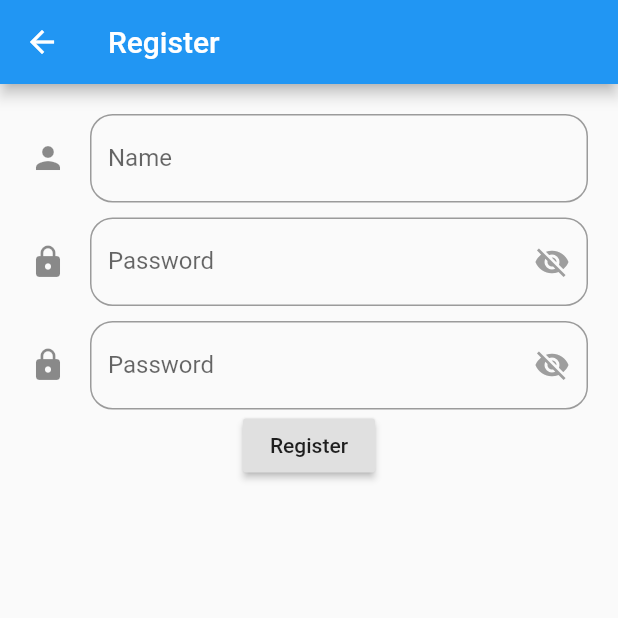
After one commit to mutiakk/FoodyBag, a Flutter app: the screen it shows after launch, after a tap on "Register Yok", on a phone screen of 412 x 824 dp, the top half of it. The commit adds this screen. Run offline on Flutter 3.47's test engine with Material 2 defaults, Android fonts, the phone set to English and light mode, and no system bars; our stand-ins replace shared_preferences; network calls fail.

Commit message:
login and register

```diff
--- /dev/null
+++ b/lib/api.dart
@@ -0,0 +1,10 @@
+class Env{
+  String baseURL="http://localhost:3000";
+
+  Uri postLoginCustomer() {
+    return Uri.parse(baseURL + "/api/login");
+  }
+  Uri postRegistCustomer() {
+    return Uri.parse(baseURL + "/api/sign-up");
+  }
+}
--- a/lib/main.dart
+++ b/lib/main.dart
@@ -1,7 +1,6 @@
-import 'package:cubaapi/screen/desc_food.dart';
+import 'package:cubaapi/screen/login_screen.dart';
 import 'package:flutter/material.dart';
 import 'package:provider/provider.dart';
-
 import 'model_api/food_calculate.dart';
 import 'screen/home_screen.dart';
 
@@ -23,7 +22,7 @@ class MyApp extends StatelessWidget {
       theme: ThemeData(
         primarySwatch: Colors.blue,
       ),
-      home: MyHome(),
+      home: LoginPage(),
       debugShowCheckedModeBanner: false,
     );
   }
--- /dev/null
+++ b/lib/screen/login_screen.dart
@@ -0,0 +1,198 @@
+import 'dart:convert';
+
+import 'package:cubaapi/screen/home_screen.dart';
+import 'package:cubaapi/screen/regist_screen.dart';
+import 'package:flutter/material.dart';
+import 'package:shared_preferences/shared_preferences.dart';
+import 'package:http/http.dart' as http;
+
+import '../api.dart';
+
+class LoginPage extends StatefulWidget {
+  const LoginPage({Key? key}) : super(key: key);
+
+  @override
+  _LoginPageState createState() => _LoginPageState();
+}
+
+class _LoginPageState extends State<LoginPage> {
+  bool _passHide = true;
+
+  //controller
+  final emailControl = TextEditingController();
+  final passControl = TextEditingController();
+
+  @override
+  void initState() {
+    checkLogin();
+    super.initState();
+  }
+
+  //hiding pass
+  void _password() {
+    setState(() {
+      _passHide = !_passHide;
+    });
+  }
+
+  //login
+  void _login() async {
+    if (emailControl.text.isNotEmpty && passControl.text.isNotEmpty) {
+      var response = await http.post(Env().postLoginCustomer(),
+          body: ({
+            "username": emailControl.text,
+            "password": passControl.text,
+          }));
+      if (response.statusCode == 200) {
+        final body = jsonDecode(response.body);
+        print("login token " + body["msg"]);
+        ScaffoldMessenger.of(context)
+            .showSnackBar(SnackBar(content: Text('Login Success')));
+        SharedPreferences prefs = await SharedPreferences.getInstance();
+        await prefs.setString("login", body['msg']);
+        Navigator.of(context).pushAndRemoveUntil(
+            MaterialPageRoute(builder: (context) => MyHome()),
+            (route) => false);
+      } else {
+        ScaffoldMessenger.of(context).showSnackBar(
+            SnackBar(content: Text('Invalid Username and Password')));
+      }
+    } else {
+      ScaffoldMessenger.of(context)
+          .showSnackBar(SnackBar(content: Text('Blank Value')));
+    }
+
+// if (emailControl.text.isNotEmpty && passControl.text.isNotEmpty) {
+    //   SharedPreferences prefs= await SharedPreferences.getInstance();
+    //   prefs.setBool('isUser', true);
+    //
+    //   Future.delayed(Duration(seconds: 2));
+    //   if (emailControl.text == 'mancuy' && passControl.text == 'mancuy') {
+    //     Navigator.pushReplacement(
+    //         context, MaterialPageRoute(builder: (context) => HomePage()));
+    //   }
+    // }
+  }
+
+  void checkLogin() async {
+    SharedPreferences prefs = await SharedPreferences.getInstance();
+    String? value = prefs.getString("login");
+    if (value != null) {
+      Navigator.of(context).pushAndRemoveUntil(
+          MaterialPageRoute(builder: (context) => MyHome()), (route) => false);
+    }
+  }
+
+  void _loadDialog(String text) {
+    showDialog(
+      context: context,
+      builder: (BuildContext context) => Dialog(
+        child: Padding(
+          padding: EdgeInsets.fromLTRB(25, 20, 25, 20),
+          child: Row(
+            mainAxisSize: MainAxisSize.min,
+            children: [
+              new CircularProgressIndicator(),
+              new Padding(
+                padding: EdgeInsets.all(20),
+                child: Text(text),
+              ),
+            ],
+          ),
+        ),
+      ),
+    );
+  }
+
+  @override
+  Widget build(BuildContext context) {
+    return Scaffold(
+      body: Center(
+          child: Column(children: [
+        Container(
+          margin: EdgeInsets.all(20),
+          padding: EdgeInsets.all(20),
+          width: MediaQuery.of(context).size.width * 0.85,
+          height: 450,
+          decoration: BoxDecoration(
+              color: Colors.white,
+              borderRadius: BorderRadius.circular(30),
+              boxShadow: [
+                BoxShadow(
+                    blurRadius: 7,
+                    offset: Offset(0, 5),
+                    spreadRadius: 5,
+                    color: Colors.blueAccent.withOpacity(0.5))
+              ]),
+          child: Form(
+            child: formSignIn(),
+          ),
+        ),
+            TextButton(
+                onPressed:(){Navigator.push(
+                  context,
+                  MaterialPageRoute(builder: (context) => RegistPage()),
+                );}, child: Text('Register Yok'))
+      ])),
+    );
+  }
+
+  Widget formSignIn() {
+    return Column(
+      children: [
+        Image(
+          image: AssetImage('asset/login.png'),
+          width: 200,
+          height: 200,
+        ),
+        TextFormField(
+          keyboardType: TextInputType.text,
+          controller: emailControl,
+          decoration: InputDecoration(
+            labelText: 'Name',
+            icon: Icon(Icons.person),
+            border: OutlineInputBorder(
+                borderRadius: BorderRadius.circular(15),
+                borderSide: BorderSide(color: Colors.lightGreen, width: 2)),
+          ),
+        ),
+        SizedBox(
+          height: 20,
+        ),
+        TextFormField(
+          keyboardType: TextInputType.text,
+          obscureText: _passHide,
+          controller: passControl,
+          decoration: InputDecoration(
+              border: OutlineInputBorder(
+                borderRadius: BorderRadius.circular(15),
+              ),
+              labelText: 'Password',
+              icon: Icon(Icons.lock),
+              suffixIcon: GestureDetector(
+                child: Icon(
+                  _passHide ? Icons.visibility_off : Icons.visibility,
+                  color: _passHide ? Colors.grey : Colors.blueAccent,
+                ),
+                onTap: () {
+                  _password();
+                },
+              )),
+        ),
+        SizedBox(height: 20),
+        RaisedButton(
+          onPressed: () {
+            _login();
+          },
+          color: Colors.blueAccent,
+          child: Padding(
+              padding: EdgeInsets.all(10),
+              child: Text(
+                'Login',
+                textAlign: TextAlign.center,
+              )),
+        ),
+      ],
+    );
+  }
+}
--- /dev/null
+++ b/lib/screen/regist_screen.dart
@@ -0,0 +1,147 @@
+import 'dart:convert';
+
+import 'package:cubaapi/screen/login_screen.dart';
+import 'package:flutter/cupertino.dart';
+import 'package:flutter/material.dart';
+import 'package:http/http.dart' as http;
+import 'package:shared_preferences/shared_preferences.dart';
+
+import '../api.dart';
+
+class RegistPage extends StatefulWidget {
+  const RegistPage({Key? key}) : super(key: key);
+
+  @override
+  _RegistPageState createState() => _RegistPageState();
+}
+
+class _RegistPageState extends State<RegistPage> {
+  bool _passHide = true;
+
+  //controller
+  final emailControl = TextEditingController();
+  final passControl = TextEditingController();
+  final passControl2 = TextEditingController();
+
+  void _password() {
+    setState(() {
+      _passHide = !_passHide;
+    });
+  }
+
+  void _regist() async {
+    if (emailControl.text.isNotEmpty && passControl.text.isNotEmpty && passControl2.text.isNotEmpty) {
+      var response = await http.post(Env().postRegistCustomer(),
+          body: ({
+            "username": emailControl.text,
+            "password": passControl.text,
+          }));
+      if (response.statusCode == 200) {
+        final body = jsonDecode(response.body);
+        ScaffoldMessenger.of(context)
+            .showSnackBar(SnackBar(content: Text('Register Success')));
+         SharedPreferences prefs = await SharedPreferences.getInstance();
+        await prefs.setString("register", body['token']);
+        Navigator.of(context).pushAndRemoveUntil(
+            MaterialPageRoute(builder: (context) => LoginPage()),
+                (route) => false);
+      } else {
+        ScaffoldMessenger.of(context).showSnackBar(
+            SnackBar(content: Text('The box must be fill')));
+      }
+    } else {
+      ScaffoldMessenger.of(context)
+          .showSnackBar(SnackBar(content: Text('Blank Value')));
+    }
+
+// if (emailControl.text.isNotEmpty && passControl.text.isNotEmpty) {
+    //   SharedPreferences prefs= await SharedPreferences.getInstance();
+    //   prefs.setBool('isUser', true);
+    //
+    //   Future.delayed(Duration(seconds: 2));
+    //   if (emailControl.text == 'mancuy' && passControl.text == 'mancuy') {
+    //     Navigator.pushReplacement(
+    //         context, MaterialPageRoute(builder: (context) => HomePage()));
+    //   }
+    // }
+  }
+
+  @override
+  Widget build(BuildContext context) {
+    return Scaffold(
+      appBar: AppBar(title: Text('Register'),),
+        body: SafeArea(
+      child: Center(
+        child: Padding(
+          padding: EdgeInsets.all(20),
+          child: Container(
+            child: Column(
+              children: [
+                TextFormField(
+                  keyboardType: TextInputType.text,
+                  controller: emailControl,
+                  decoration: InputDecoration(
+                    labelText: 'Name',
+                    icon: Icon(Icons.person),
+                    border: OutlineInputBorder(
+                        borderRadius: BorderRadius.circular(15),
+                        borderSide:
+                            BorderSide(color: Colors.lightGreen, width: 2)),
+                  ),
+                ),
+                SizedBox(
+                  height: 10,
+                ),
+                TextFormField(
+                  keyboardType: TextInputType.text,
+                  obscureText: _passHide,
+                  controller: passControl,
+                  decoration: InputDecoration(
+                      border: OutlineInputBorder(
+                        borderRadius: BorderRadius.circular(15),
+                      ),
+                      labelText: 'Password',
+                      icon: Icon(Icons.lock),
+                      suffixIcon: GestureDetector(
+                        child: Icon(
+                          _passHide ? Icons.visibility_off : Icons.visibility,
+                          color: _passHide ? Colors.grey : Colors.blueAccent,
+                        ),
+                        onTap: () {
+                          _password();
+                        },
+                      )),
+                ),
+                SizedBox(height: 10),
+                TextFormField(
+                  keyboardType: TextInputType.text,
+                  obscureText: _passHide,
+                  controller: passControl2,
+                  decoration: InputDecoration(
+                      border: OutlineInputBorder(
+                        borderRadius: BorderRadius.circular(15),
+                      ),
+                      labelText: 'Password',
+                      icon: Icon(Icons.lock),
+                      suffixIcon: GestureDetector(
+                        child: Icon(
+                          _passHide ? Icons.visibility_off : Icons.visibility,
+                          color: _passHide ? Colors.grey : Colors.blueAccent,
+                        ),
+                        onTap: () {
+                          _password();
+                        },
+                      )),
+                ),
+                RaisedButton(
+                  onPressed: () {_regist();},
+                  child: Text("Register"),
+                )
+              ],
+            ),
+          ),
+        ),
+      ),
+    ));
+  }
+}
--- a/pubspec.yaml
+++ b/pubspec.yaml
@@ -51,7 +51,8 @@ flutter:
   # assets:
   #   - images/a_dot_burr.jpeg
   #   - images/a_dot_ham.jpeg
-
+  assets:
+    - asset/login.png
   # An image asset can refer to one or more resolution-specific "variants", see
   # https://flutter.dev/assets-and-images/#resolution-aware.
 
```
Also changed, not shown: lib/model_api/model_user.dart (added, +159 -0 lines), lib/widget/home_widget/sideBar.dart (+35 -2 lines), asset/login.png (added), pubspec.lock.
